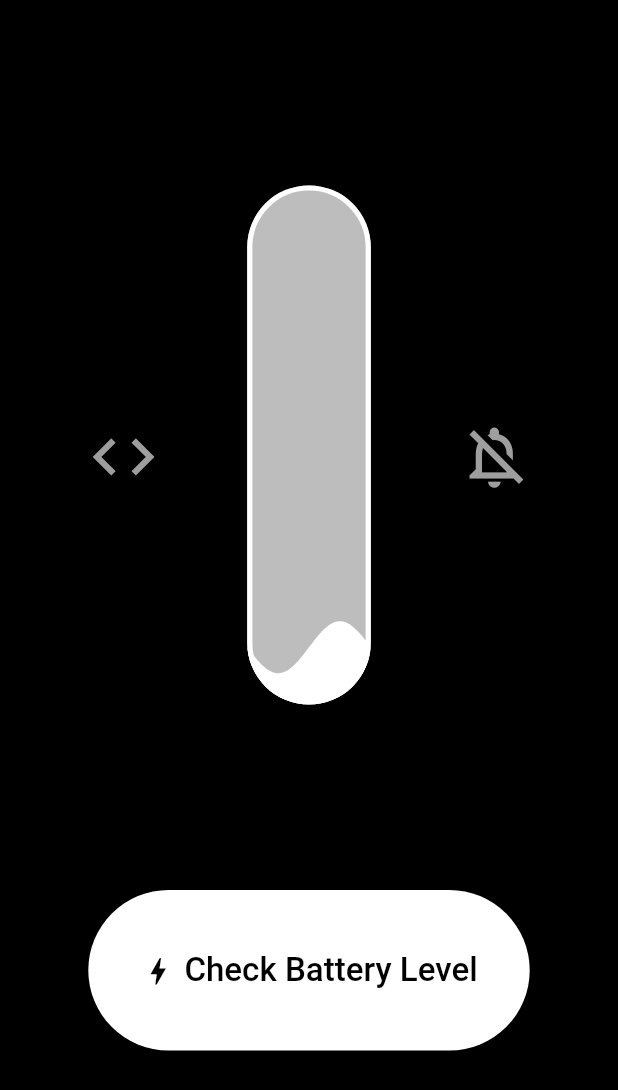
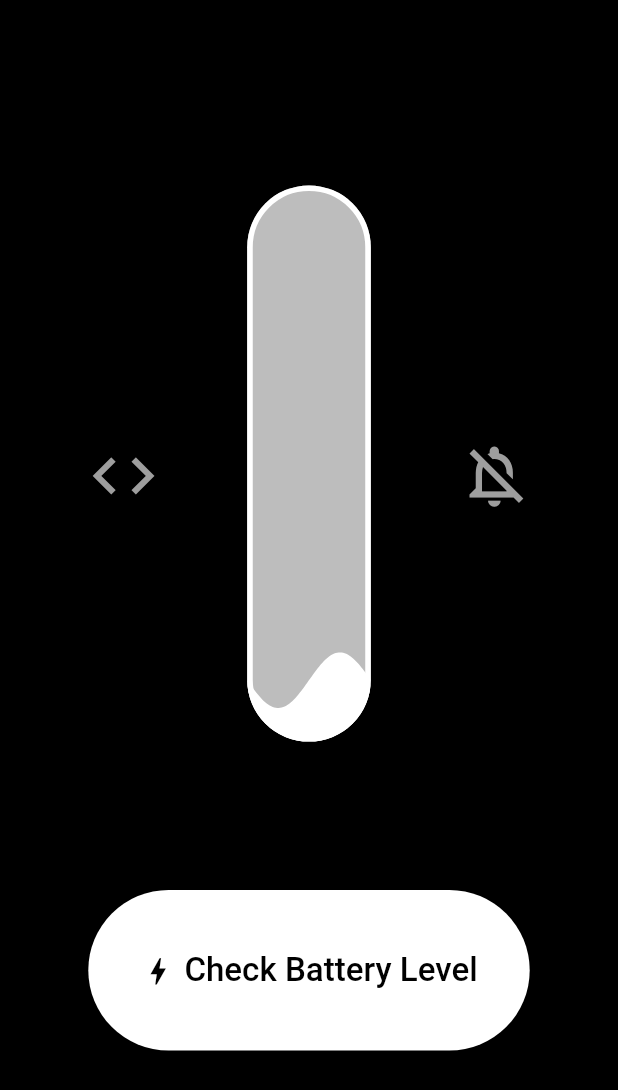
Before and after one commit to devberkay/battery_status, a Flutter app: the screen it shows after launch, on a phone screen of 412 x 824 dp. Shown: the top 1090 px of the screen. Run offline on Flutter 3.47's test engine with Material 2 defaults, Android fonts, the phone set to English and light mode, and no system bars; drawn by our look-alikes of liquid_progress_indicator, loader_overlay; our stand-ins replace flutter_hooks, go_router, hooks_riverpod.

Commit message:
Mar 3, 2023, 9:30 PM

```diff
--- a/lib/view/home/home_page.dart
+++ b/lib/view/home/home_page.dart
@@ -22,7 +22,7 @@ class _HomePageState extends ConsumerState<HomePage> {
           children: [
             const Spacer(flex: 15),
             Expanded(
-                flex: 42,
+                flex: 45,
                 child: Row(
                   children: const [
                     Expanded(
@@ -37,7 +37,7 @@ class _HomePageState extends ConsumerState<HomePage> {
                   ],
                 )),
             const Spacer(
-              flex: 15,
+              flex: 12,
             ),
             Expanded(
               flex: 13,
--- a/lib/view/home/widgets/faq.dart
+++ b/lib/view/home/widgets/faq.dart
@@ -14,7 +14,7 @@ class Faq extends HookConsumerWidget {
         style: IconButton.styleFrom(
             splashFactory: InkSparkle.splashFactory,
             fixedSize:
-                Size(constraints.maxWidth * 0.6, constraints.maxWidth * 0.6),
+                Size(constraints.maxWidth * 0.4, constraints.maxWidth * 0.4),
             padding: EdgeInsets.zero,
             alignment: Alignment.center),
         onPressed: () {},
```
